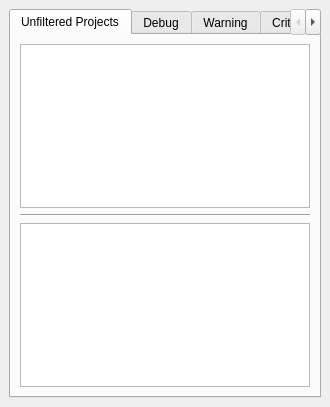
Before: the Qt Designer form v2/branches/newxup/plugins/base/AppDebug/src/DebugDockWidget.ui in testmana2/mks, drawn with Qt 5.
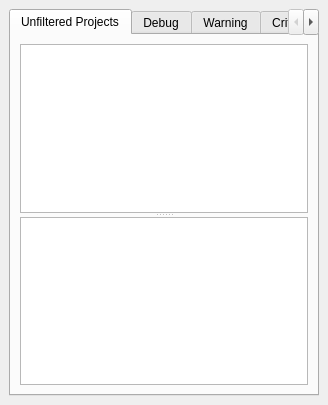
After: the same form once the commit is applied. Custom widgets are drawn as their Qt base class.

Commit message: Some api change. Better debug possibilities for AppDebug plugin

```diff
--- a/v2/branches/newxup/plugins/base/AppDebug/src/DebugDockWidget.ui
+++ b/v2/branches/newxup/plugins/base/AppDebug/src/DebugDockWidget.ui
@@ -6,8 +6,8 @@
    <rect>
     <x>0</x>
     <y>0</y>
-    <width>330</width>
-    <height>407</height>
+    <width>328</width>
+    <height>405</height>
    </rect>
   </property>
   <widget class="QWidget" name="centralwidget">
@@ -23,18 +23,14 @@
        </attribute>
        <layout class="QVBoxLayout" name="verticalLayout_2">
         <item>
-         <widget class="QTreeView" name="tvProjects"/>
-        </item>
-        <item>
-         <widget class="Line" name="line">
+         <widget class="QSplitter" name="splitter">
           <property name="orientation">
-           <enum>Qt::Horizontal</enum>
+           <enum>Qt::Vertical</enum>
           </property>
+          <widget class="QTreeView" name="tvProjects"/>
+          <widget class="QTreeView" name="tvFilteredProjects"/>
          </widget>
         </item>
-        <item>
-         <widget class="QTreeView" name="tvFilteredProjects"/>
-        </item>
        </layout>
       </widget>
       <widget class="QWidget" name="wDebug">
```
Left out of the diff: 5 changed lines with no effect on the pictures. The commit also changes 7 other files.
